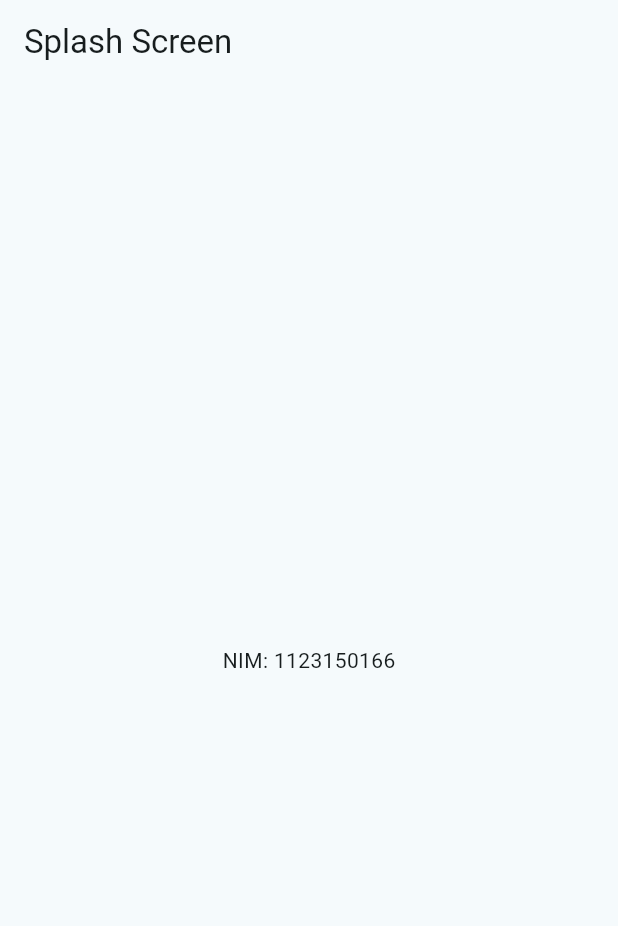
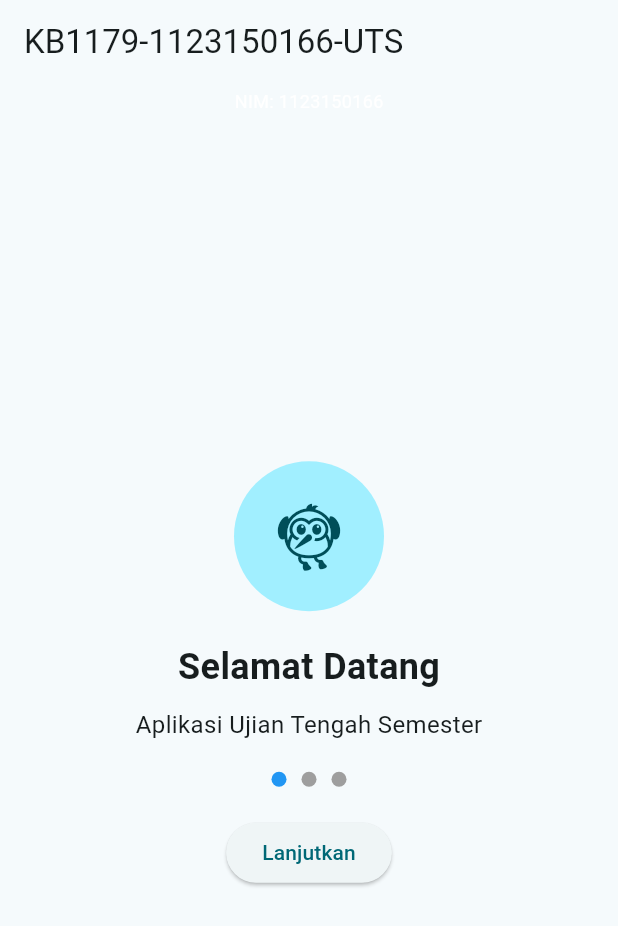
Before and after one commit to Fajri2301/tugas_week4_1123150166, a Flutter app: the screen it shows after launch, on a phone screen of 412 x 824 dp. Shown: the top 926 px of the screen. Run offline on Flutter 3.47's test engine with Material 3 defaults, Android fonts, the phone set to English and light mode, and no system bars.

Commit message:
Feat: Create splash screen layout

```diff
--- a/uts_app/lib/screens/splash_screen.dart
+++ b/uts_app/lib/screens/splash_screen.dart
@@ -1,4 +1,5 @@
 import 'package:flutter/material.dart';
+import 'package:uts_app/screens/signup_screen.dart';
 
 class SplashScreen extends StatelessWidget {
   const SplashScreen({super.key});
@@ -7,13 +8,75 @@ class SplashScreen extends StatelessWidget {
   Widget build(BuildContext context) {
     return Scaffold(
       appBar: AppBar(
-        title: const Text('Splash Screen'),
+        title: const Text('KB1179-1123150166-UTS'),
+        bottom: const PreferredSize(
+          preferredSize: Size.fromHeight(20.0),
+          child: Text(
+            'NIM: 1123150166',
+            style: TextStyle(color: Colors.white, fontSize: 12.0),
+          ),
+        ),
       ),
-      body: const Center(
+      body: Center(
         child: Column(
           mainAxisAlignment: MainAxisAlignment.center,
           children: [
-            Text('NIM: 1123150166'),
+            const CircleAvatar(
+              radius: 50.0,
+              child: Icon(Icons.flutter_dash, size: 50.0),
+            ),
+            const SizedBox(height: 20.0),
+            const Text(
+              'Selamat Datang',
+              style: TextStyle(fontSize: 24.0, fontWeight: FontWeight.bold),
+            ),
+            const SizedBox(height: 10.0),
+            const Text(
+              'Aplikasi Ujian Tengah Semester',
+              style: TextStyle(fontSize: 16.0),
+            ),
+            const SizedBox(height: 20.0),
+            Row(
+              mainAxisAlignment: MainAxisAlignment.center,
+              children: [
+                Container(
+                  width: 10.0,
+                  height: 10.0,
+                  decoration: const BoxDecoration(
+                    shape: BoxShape.circle,
+                    color: Colors.blue,
+                  ),
+                ),
+                const SizedBox(width: 10.0),
+                Container(
+                  width: 10.0,
+                  height: 10.0,
+                  decoration: const BoxDecoration(
+                    shape: BoxShape.circle,
+                    color: Colors.grey,
+                  ),
+                ),
+                const SizedBox(width: 10.0),
+                Container(
+                  width: 10.0,
+                  height: 10.0,
+                  decoration: const BoxDecoration(
+                    shape: BoxShape.circle,
+                    color: Colors.grey,
+                  ),
+                ),
+              ],
+            ),
+            const SizedBox(height: 20.0),
+            ElevatedButton(
+              onPressed: () {
+                Navigator.push(
+                  context,
+                  MaterialPageRoute(builder: (context) => const SignUpScreen()),
+                );
+              },
+              child: const Text('Lanjutkan'),
+            ),
           ],
         ),
       ),
```
Also changed, not shown: uts_app/lib/screens/otp_screen.dart (+58 -0 lines), uts_app/lib/screens/signin_screen.dart (+58 -0 lines), uts_app/lib/screens/signup_screen.dart (+59 -0 lines), 1 other file.
